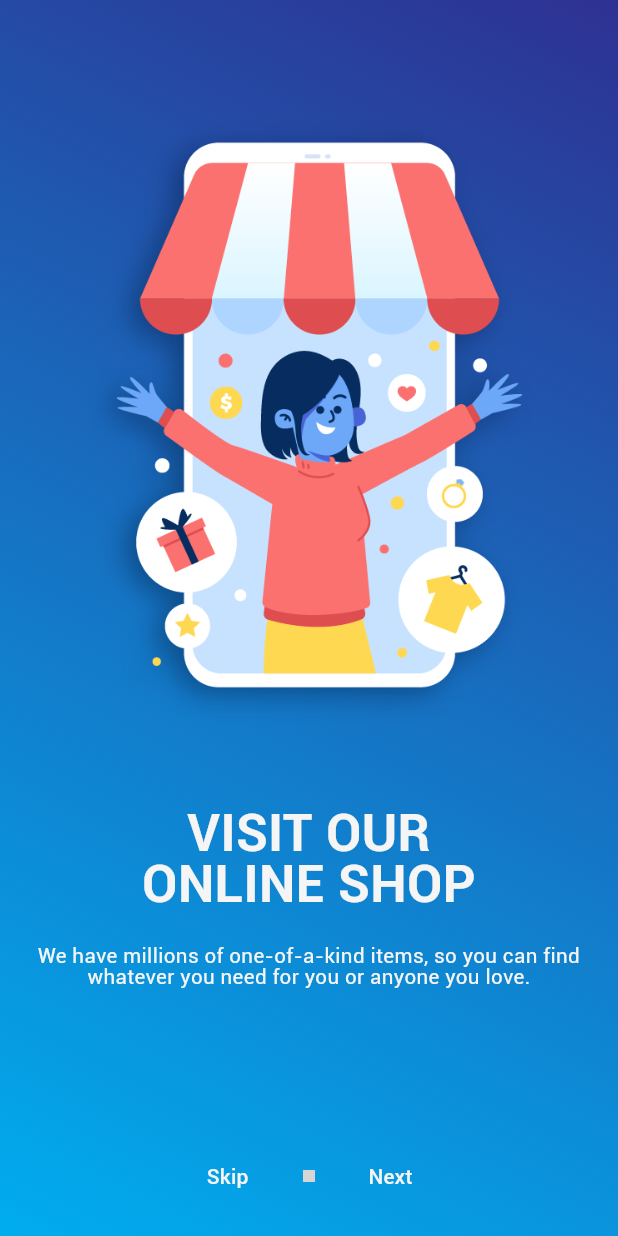
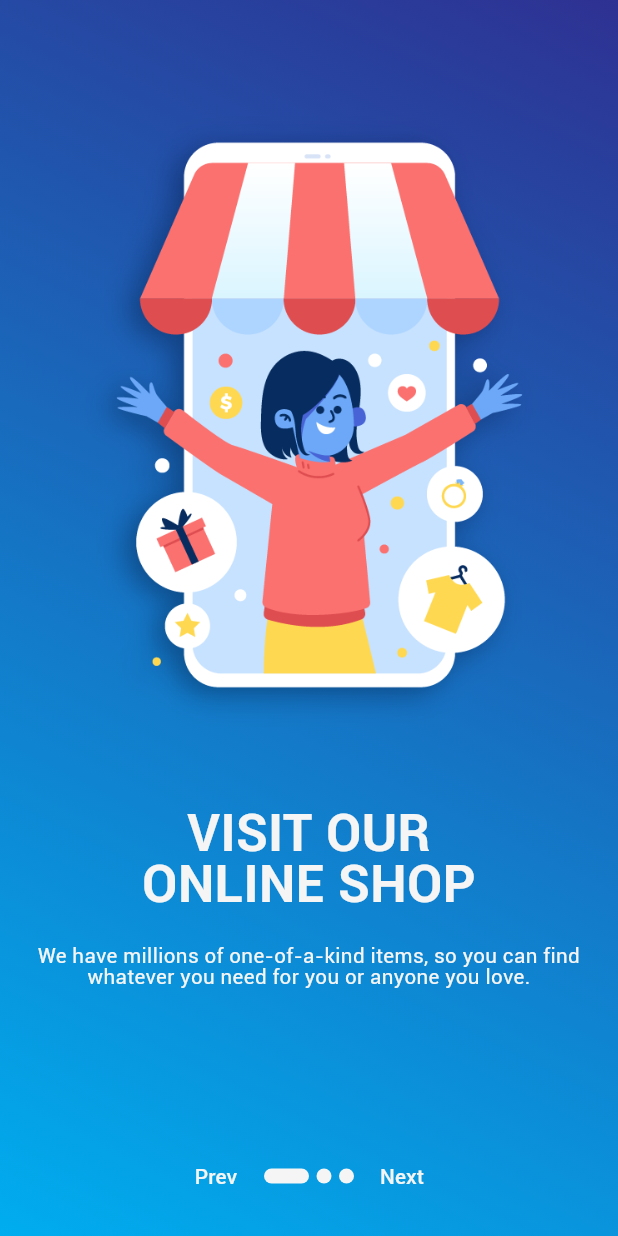
Before and after one commit to MOSamyxz/giga_store, a Flutter app: the OnBoardingView screen opened directly, on a phone screen of 412 x 824 dp. Run offline on Flutter 3.47's test engine with Material 3 defaults, Android fonts, the phone set to English and light mode, and no system bars; drawn by our look-alikes of smooth_page_indicator; our stand-ins replace bloc, firebase_core, flutter_bloc, flutter_screenutil; accounts and stored records are empty; statements that could not run were skipped; grey boxes are pictures that could not be loaded.

Commit message:
Updated on boarding

```diff
--- a/lib/pages/on_boarding/cubit/on_boarding_cubit.dart
+++ b/lib/pages/on_boarding/cubit/on_boarding_cubit.dart
@@ -14,4 +14,14 @@ class OnBoardingCubit extends Cubit<OnBoardingState> {
     );
     emit(NextScreenChangeState());
   }
+
+  void prevPage() {
+    controller.previousPage(
+      duration: const Duration(milliseconds: 300),
+      curve: Curves.decelerate,
+    );
+    emit(PrevScreenChangeState());
+  }
+
+  void navigatoToSignUp() {}
 }
--- a/lib/pages/on_boarding/cubit/on_boarding_state.dart
+++ b/lib/pages/on_boarding/cubit/on_boarding_state.dart
@@ -6,3 +6,5 @@ sealed class OnBoardingState {}
 final class OnBoardingInitial extends OnBoardingState {}
 
 final class NextScreenChangeState extends OnBoardingState {}
+
+final class PrevScreenChangeState extends OnBoardingState {}
--- a/lib/pages/on_boarding/parts/bottom_indicator.dart
+++ b/lib/pages/on_boarding/parts/bottom_indicator.dart
@@ -3,8 +3,7 @@ import 'package:e_commerce/core/widgets/text_button.dart';
 import 'package:e_commerce/pages/on_boarding/cubit/on_boarding_cubit.dart';
 import 'package:flutter/material.dart';
 import 'package:flutter_bloc/flutter_bloc.dart';
-import 'package:flutter_screenutil/flutter_screenutil.dart';
-import 'package:page_view_sliding_indicator/page_view_sliding_indicator.dart';
+import 'package:smooth_page_indicator/smooth_page_indicator.dart';
 
 class BottomIndicator extends StatelessWidget {
   const BottomIndicator({
@@ -19,16 +18,21 @@ class BottomIndicator extends StatelessWidget {
         mainAxisAlignment: MainAxisAlignment.center,
         children: [
           //? Skip button to navigate to sign in / sign up Screen
-          CustomTextButton(onPressed: () {}, text: 'Skip'),
+          CustomTextButton(
+              onPressed: () {
+                BlocProvider.of<OnBoardingCubit>(context).prevPage();
+              },
+              text: 'Prev'),
           //? The indicatior widget
-          Padding(
-            padding: EdgeInsets.symmetric(horizontal: 16.w),
-            child: PageViewSlidingIndicator(
-              color: AppColors.white,
-              borderRadius: 5,
-              pageCount: 3,
-              controller: BlocProvider.of<OnBoardingCubit>(context).controller,
-              size: 8,
+          SmoothPageIndicator(
+            controller: BlocProvider.of<OnBoardingCubit>(context).controller,
+            count: 3,
+            effect: const ExpandingDotsEffect(
+              activeDotColor: AppColors.white,
+              dotColor: AppColors.white,
+              dotHeight: 10.0,
+              dotWidth: 10.0,
+              spacing: 5.0,
             ),
           ),
           //? Next button to move to next screen
--- a/lib/pages/on_boarding/parts/on_boarding_body.dart
+++ b/lib/pages/on_boarding/parts/on_boarding_body.dart
@@ -1,6 +1,5 @@
 import 'package:e_commerce/core/widgets/space.dart';
 import 'package:e_commerce/pages/on_boarding/cubit/on_boarding_cubit.dart';
-import 'package:e_commerce/pages/on_boarding/parts/bottom_indicator.dart';
 import 'package:e_commerce/pages/on_boarding/parts/on_boarding_deatails.dart';
 import 'package:flutter/material.dart';
 import 'package:flutter_bloc/flutter_bloc.dart';
@@ -12,25 +11,22 @@ class OnBoardingBody extends StatelessWidget {
 
   @override
   Widget build(BuildContext context) {
-    return PageView.builder(
+    return Expanded(
+      child: PageView.builder(
         controller: BlocProvider.of<OnBoardingCubit>(context).controller,
         itemCount: 3,
         itemBuilder: (context, index) {
           return Column(
             children: [
               const VerticalSpace(height: 60),
-
               //? OnBoarding image, title and description
               OnBoardingDetails(
                 index: index,
               ),
-            const Spacer(),
-
-            //? OnBoarding page indicator
-            const BottomIndicator(),
             ],
           );
         },
+      ),
     );
   }
 }
--- a/lib/pages/on_boarding/parts/on_boarding_view.dart
+++ b/lib/pages/on_boarding/parts/on_boarding_view.dart
@@ -1,4 +1,5 @@
 import 'package:e_commerce/core/constants/colors.dart';
+import 'package:e_commerce/pages/on_boarding/parts/bottom_indicator.dart';
 import 'package:e_commerce/pages/on_boarding/parts/on_boarding_body.dart';
 import 'package:flutter/material.dart';
 
@@ -19,7 +20,14 @@ class OnBoardingView extends StatelessWidget {
               end: Alignment.topRight),
         ),
         //? OnBoarding
-        child: const OnBoardingBody(),
+        child: const Column(
+          children: [
+            //? OnBoarding page
+            OnBoardingBody(),
+            //? OnBoarding page indicator
+            BottomIndicator(),
+          ],
+        ),
       ),
     );
   }
```
Also changed, not shown: lib/pages/on_boarding/pages/on_boarding_screen.dart (renamed from lib/pages/on_boarding/views/on_boarding.dart). Lines whose indentation alone changed are shown as unchanged.
